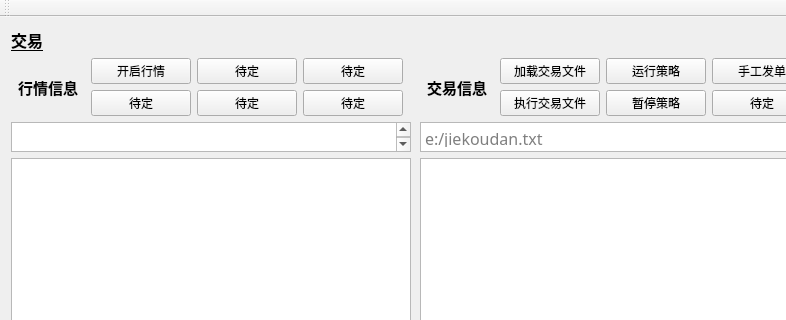
The window that mainwindow.ui (ssh352/zrhx_ctp) describes before a commit, drawn with Qt 5; both pictures show x 0 to 786 and y 0 to 320 of the 992 by 673 pixel window.
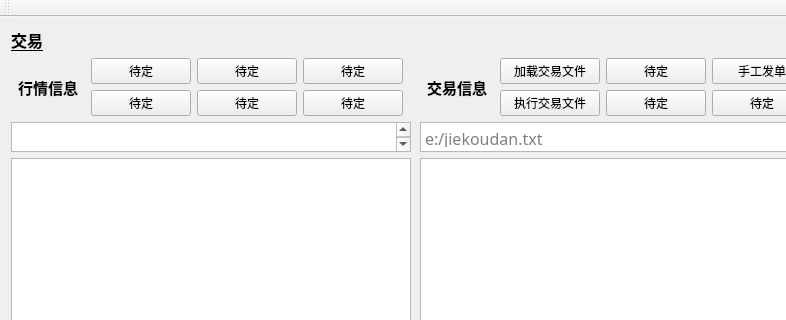
The same window after the commit.

Patch:
```diff
--- a/mainwindow.ui
+++ b/mainwindow.ui
@@ -80,7 +80,7 @@
                </font>
               </property>
               <property name="text">
-               <string>开启行情</string>
+               <string>待定</string>
               </property>
              </widget>
             </item>
@@ -293,7 +293,7 @@
                </font>
               </property>
               <property name="text">
-               <string>运行策略</string>
+               <string>待定</string>
               </property>
              </widget>
             </item>
@@ -365,7 +365,7 @@
                </font>
               </property>
               <property name="text">
-               <string>暂停策略</string>
+               <string>待定</string>
               </property>
              </widget>
             </item>
```
